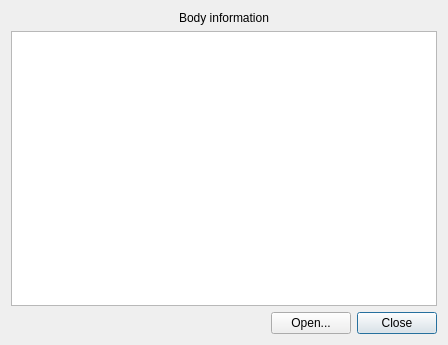
The window that neurolabi/gui/flyembodyinfodialog.ui (janelia-flyem/NeuTu) describes before a commit, drawn with Qt 5.
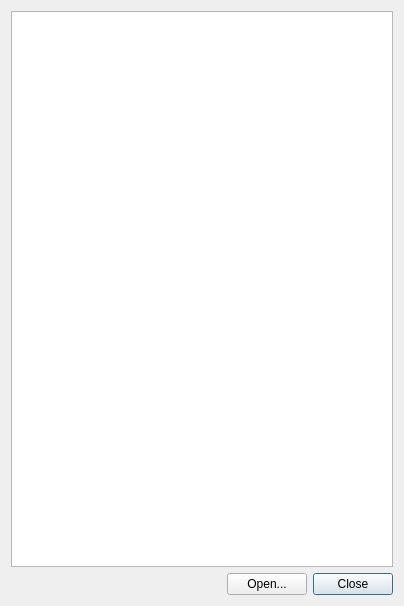
The same window after the commit.

Commit message: changed dialog position; removed a label

Diff of the .ui file:
```diff
--- a/neurolabi/gui/flyembodyinfodialog.ui
+++ b/neurolabi/gui/flyembodyinfodialog.ui
@@ -6,24 +6,14 @@
    <rect>
     <x>0</x>
     <y>0</y>
-    <width>448</width>
-    <height>345</height>
+    <width>404</width>
+    <height>606</height>
    </rect>
   </property>
   <property name="windowTitle">
    <string>Body information</string>
   </property>
   <layout class="QVBoxLayout" name="verticalLayout">
-   <item>
-    <widget class="QLabel" name="label">
-     <property name="text">
-      <string>Body information</string>
-     </property>
-     <property name="alignment">
-      <set>Qt::AlignCenter</set>
-     </property>
-    </widget>
-   </item>
    <item>
     <widget class="QTableView" name="tableView">
      <property name="sortingEnabled">
```
